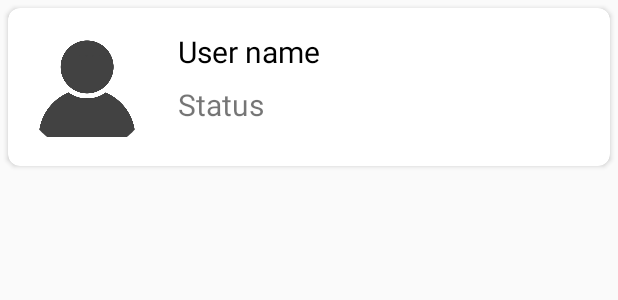
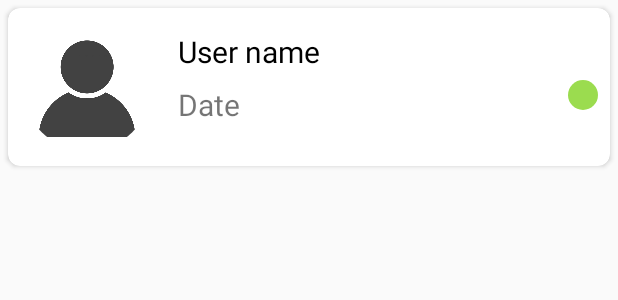
Before and after one commit to GameOnAnil/ChatAppProject, an Android app: the layout all_friends_list.xml on its own in the app's theme, with its tools: preview values and no code run, on a phone screen of 412 x 824 dp. Shown: the top 300 px of the screen. Run offline under Robolectric (Android 15) with nearby library versions, the phone set to English and light mode, and no system bars.

Commit message:
Added user is online or offline feature in FriendsFragment

```diff
--- a/app/src/main/AndroidManifest.xml
+++ b/app/src/main/AndroidManifest.xml
@@ -12,7 +12,9 @@
         android:label="@string/app_name"
         android:roundIcon="@mipmap/ic_launcher_round"
         android:supportsRtl="true"
-        android:theme="@style/AppTheme">
+        android:theme="@style/AppTheme"
+        android:name=".ApplicationClass">
+
         <activity android:name=".UserProfile"></activity>
         <activity android:name=".AllUserActivity" />
         <activity android:name=".EditProfile" />
--- a/app/src/main/res/layout/all_friends_list.xml
+++ b/app/src/main/res/layout/all_friends_list.xml
@@ -38,12 +38,25 @@
             android:id="@+id/date_in_friendsList"
             android:layout_width="wrap_content"
             android:layout_height="wrap_content"
-            android:text="Status"
+            android:text="Date"
             android:textSize="20sp"
             android:layout_toRightOf="@+id/image_in_friendlist"
             android:layout_below="@+id/userName_in_friendlist"
             android:layout_marginTop="8dp"
             android:layout_marginStart="8dp"
+            />
+
+        <de.hdodenhof.circleimageview.CircleImageView
+            android:id="@+id/greenCircle_in_frinedsList"
+            android:layout_width="20dp"
+            android:layout_height="20dp"
+
+            android:src="@color/onlineCircle"
+            android:layout_alignParentEnd="true"
+            android:layout_below="@+id/userName_in_friendlist"
+            android:layout_marginTop="5dp"
+            android:layout_marginEnd="8dp"
+
 
             />
     </RelativeLayout>
--- a/app/src/main/res/values/colors.xml
+++ b/app/src/main/res/values/colors.xml
@@ -6,4 +6,6 @@
 
     <color name="darkBackground">#323131</color>
     <color name="reddishOrange">#E12619</color>
+
+    <color name="onlineCircle">#9BDC4F</color>
 </resources>
```
Also changed, not shown: app/src/main/java/com/example/chatappproject/ApplicationClass.java (added, +67 -0 lines), app/src/main/java/com/example/chatappproject/FriendsRecyclerAdapter.java (+12 -1 lines), app/src/main/java/com/example/chatappproject/MainActivity.java (+24 -0 lines), app/src/main/res/drawable/green_circle.xml (added, +10 -0 lines).
